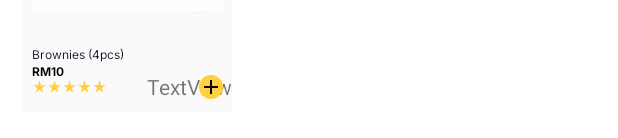
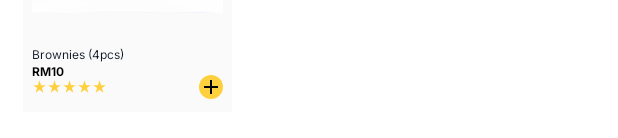
Before and after one commit to ZackSon420/UKMall, an Android app: the layout productview.xml on its own in the app's theme, with its tools: preview values and no code run, on a phone screen of 412 x 824 dp. Shown: the part 174-312 px from the top of the screen. Run offline under Robolectric (Android 15) with nearby library versions, the phone set to English and light mode, and no system bars; Roboto replaces fonts that are not available here.

```diff
--- a/app/build.gradle
+++ b/app/build.gradle
@@ -38,6 +38,7 @@ dependencies {
     implementation 'com.google.firebase:firebase-auth:21.0.2'
     implementation 'androidx.gridlayout:gridlayout:1.0.0'
     implementation 'com.google.firebase:firebase-firestore:24.4.1'
+    implementation 'com.google.firebase:firebase-storage:20.1.0'
     testImplementation 'junit:junit:4.13.2'
     androidTestImplementation 'androidx.test.ext:junit:1.1.3'
     androidTestImplementation 'androidx.test.espresso:espresso-core:3.4.0'
@@ -47,4 +48,5 @@ dependencies {
     implementation 'com.google.android.material:material:1.2.1'
     implementation 'com.google.android.material:material:<version>'
     implementation 'androidx.cardview:cardview:1.0.0'
+    implementation 'com.squareup.picasso:picasso:2.8'
 }
--- a/app/src/main/java/com/example/ukmall/Homepage.java
+++ b/app/src/main/java/com/example/ukmall/Homepage.java
@@ -28,6 +28,8 @@ import com.google.firebase.firestore.FirebaseFirestore;
 import com.google.firebase.firestore.FirebaseFirestoreException;
 import com.google.firebase.firestore.Query;
 import com.google.firebase.firestore.QuerySnapshot;
+import com.google.firebase.storage.FirebaseStorage;
+import com.google.firebase.storage.StorageReference;
 
 import java.util.ArrayList;
 
@@ -39,6 +41,7 @@ public class Homepage extends AppCompatActivity implements View.OnClickListener
     RecyclerViewAdapter recyclerViewAdapter;
     ArrayList<Product> productArrayList;
     FirebaseFirestore db;
+    StorageReference storage;
 
     //button search
     ImageView  iv_searchproduct;
@@ -74,6 +77,9 @@ public class Homepage extends AppCompatActivity implements View.OnClickListener
         db = FirebaseFirestore.getInstance();
         productArrayList = new ArrayList<Product>();
         recyclerViewAdapter=new RecyclerViewAdapter(Homepage.this, productArrayList);
+
+//        Reference storage
+        //storage = FirebaseStorage.getInstance().getReference("product_images/");
 
         //Adapter ada dalam kelas Java baru named "RecyclerViewAdapter"
         recyclerView.setAdapter(recyclerViewAdapter);
--- a/app/src/main/res/layout/productview.xml
+++ b/app/src/main/res/layout/productview.xml
@@ -57,15 +57,6 @@
             app:layout_constraintStart_toStartOf="@+id/tv_nameproduct"
             app:layout_constraintTop_toBottomOf="@+id/tv_nameproduct" />
 
-        <TextView
-            android:id="@+id/tv_desc"
-            android:layout_width="wrap_content"
-            android:layout_height="wrap_content"
-            app:layout_constraintBottom_toBottomOf="@+id/imageView9"
-            app:layout_constraintEnd_toEndOf="parent"
-            app:layout_constraintTop_toTopOf="@+id/imageView9"
-            android:text="TextView" />
-
         <ImageView
             android:id="@+id/bt_addtocart"
             android:layout_width="16dp"
```
Also changed, not shown: app/src/main/java/com/example/ukmall/Product.java (+11 -3 lines), app/src/main/java/com/example/ukmall/RecyclerViewAdapter.java (+5 -3 lines).
